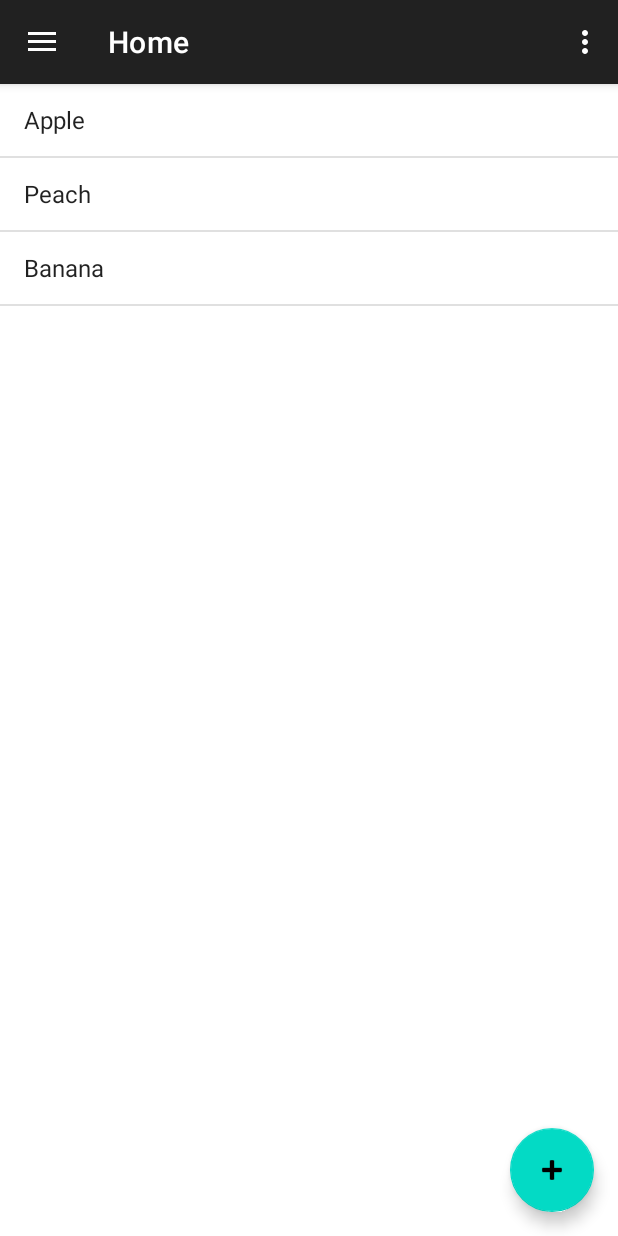
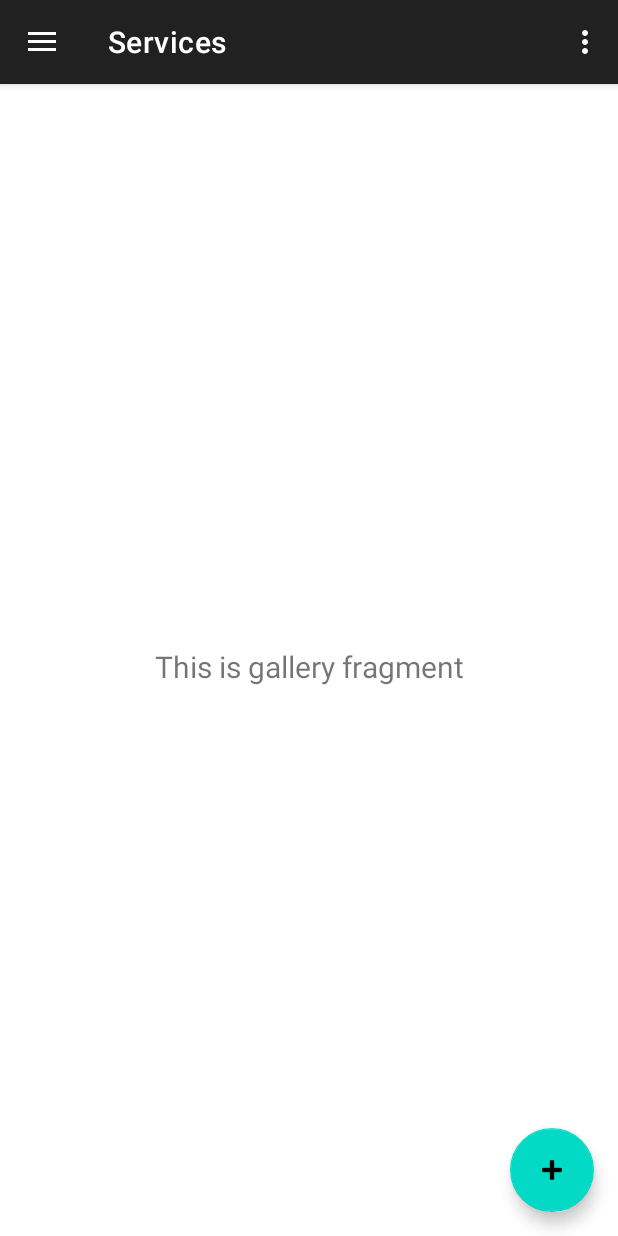
Before and after one commit to RafKal/Passager, an Android app: the screen it shows after launch (MainActivity), in the side drawer, after a tap on "Services", on a phone screen of 412 x 824 dp. Run offline under Robolectric (Android 15) with nearby library versions, the phone set to English and light mode, and no system bars; our stand-ins replace navigation-ui; libraries missing offline, so code that uses them is left out: de.slackspace.openkeepass, org.spongycastle.asn1.

Commit message:
1.0 NavigationView change in activity_main.xml so that navigation clickables work

```diff
--- a/app/src/main/java/com/example/passager/MainActivity.java
+++ b/app/src/main/java/com/example/passager/MainActivity.java
@@ -188,7 +188,7 @@ public class MainActivity extends AppCompatActivity {
         // Passing each menu ID as a set of Ids because each
         // menu should be considered as top level destinations.
         mAppBarConfiguration = new AppBarConfiguration.Builder(
-                R.id.nav_home, R.id.nav_gallery, R.id.nav_slideshow)
+                R.id.nav_home, R.id.nav_games,  R.id.nav_services, R.id.nav_add)
                 .setOpenableLayout(drawer)
                 .build();
         NavController navController = Navigation.findNavController(this, R.id.nav_host_fragment_content_main);
--- a/app/src/main/res/layout/activity_main.xml
+++ b/app/src/main/res/layout/activity_main.xml
@@ -14,15 +14,7 @@
         android:layout_width="match_parent"
         android:layout_height="match_parent" />
 
-    <com.google.android.material.navigation.NavigationView
-        android:id="@+id/nav_view"
-        android:layout_width="wrap_content"
-        android:layout_height="match_parent"
-        android:layout_gravity="start"
-        android:fitsSystemWindows="true"
-        app:headerLayout="@layout/nav_header_main"
-        app:menu="@menu/activity_main_drawer"
-        app:itemTextAppearance="@style/NavigationViewStyle"/>
+
 
     <TextView
         android:id="@+id/txtResult"
@@ -33,4 +25,14 @@
         app:layout_constraintStart_toStartOf="parent"
         app:layout_constraintTop_toTopOf="parent">
     </TextView>
+
+    <com.google.android.material.navigation.NavigationView
+        android:id="@+id/nav_view"
+        android:layout_width="wrap_content"
+        android:layout_height="match_parent"
+        android:layout_gravity="start"
+        android:fitsSystemWindows="true"
+        app:headerLayout="@layout/nav_header_main"
+        app:menu="@menu/activity_main_drawer"
+        app:itemTextAppearance="@style/NavigationViewStyle"/>
 </androidx.drawerlayout.widget.DrawerLayout>
--- a/app/src/main/res/menu/activity_main_drawer.xml
+++ b/app/src/main/res/menu/activity_main_drawer.xml
@@ -9,10 +9,19 @@
             android:id="@+id/nav_home"
             android:title="@string/menu_home" />
         <item
-            android:id="@+id/nav_gallery"
+            android:id="@+id/nav_games"
             android:title="@string/menu_Games" />
         <item
-            android:id="@+id/nav_slideshow"
+            android:id="@+id/nav_services"
             android:title="@string/menu_Services" />
+
+        <item
+            android:id="@+id/nav_add"
+            android:title="@string/menu_add"
+            android:icon="@drawable/ic_menu_gallery"/>
+
+
+
+
     </group>
 </menu>
--- a/app/src/main/res/navigation/mobile_navigation.xml
+++ b/app/src/main/res/navigation/mobile_navigation.xml
@@ -18,16 +18,28 @@
         android:label="Home"/>
 
     <fragment
-        android:id="@+id/nav_gallery"
+        android:id="@+id/nav_games"
         android:name="com.example.passager.ui.list_Fragment"
         tools:layout="@layout/list_fragment"
         android:label="Games"/>
 
+<!--    <fragment-->
+<!--        android:id="@+id/nav_slideshow"-->
+<!--        android:name="com.example.passager.ui.list_Fragment"-->
+<!--        tools:layout="@layout/list_fragment"-->
+<!--        android:label="Services"/>-->
+
     <fragment
-        android:id="@+id/nav_slideshow"
-        android:name="com.example.passager.ui.list_Fragment"
-        tools:layout="@layout/list_fragment"
-        android:label="Services"/>
+        android:id="@+id/nav_services"
+        android:name="com.example.passager.ui.gallery.GalleryFragment"
+        android:label="@string/menu_Services"
+        tools:layout="@layout/fragment_gallery"/>
+
+    <fragment
+        android:id="@+id/nav_add"
+        android:name="com.example.passager.ui.gallery.GalleryFragment"
+        android:label="@string/menu_add"
+        tools:layout="@layout/fragment_gallery"/>
 
 <!--    <fragment-->
 <!--        android:id="@+id/nav_gallery"-->
--- a/app/src/main/res/values/strings.xml
+++ b/app/src/main/res/values/strings.xml
@@ -10,6 +10,8 @@
     <string name="menu_home">Home</string>
     <string name="menu_Services">Services</string>
     <string name="menu_Games">Games</string>
+    <string name="menu_add">add</string>
+
 
     <string-array name="fruits_list">
         <item>Apple</item>
```
